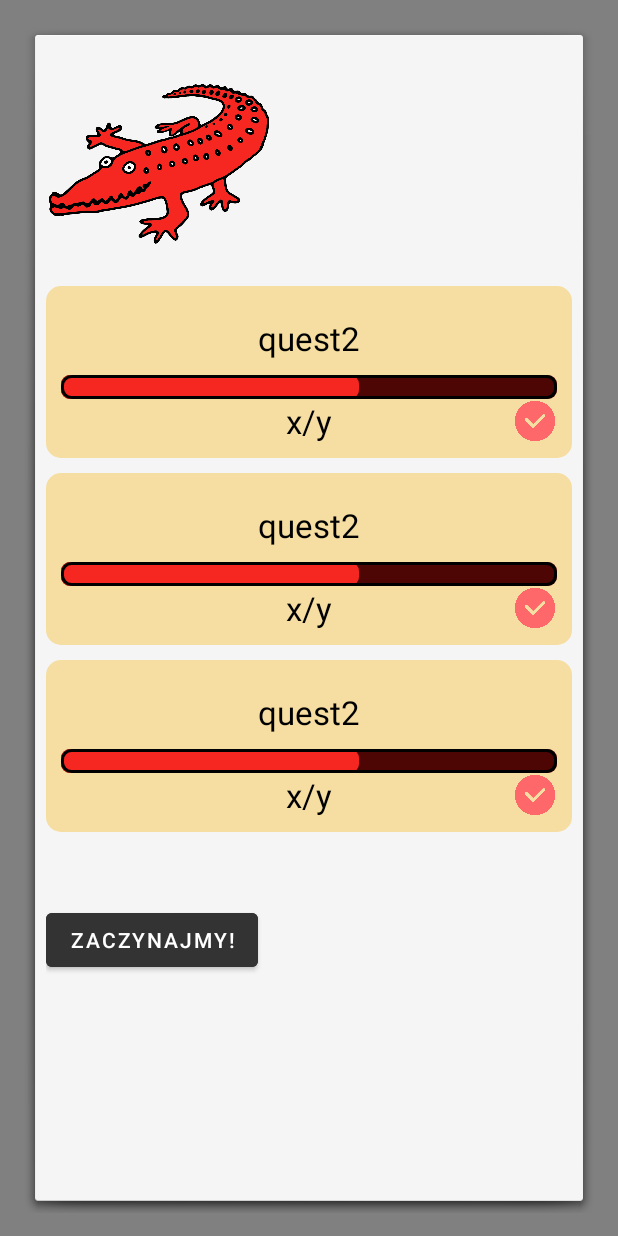
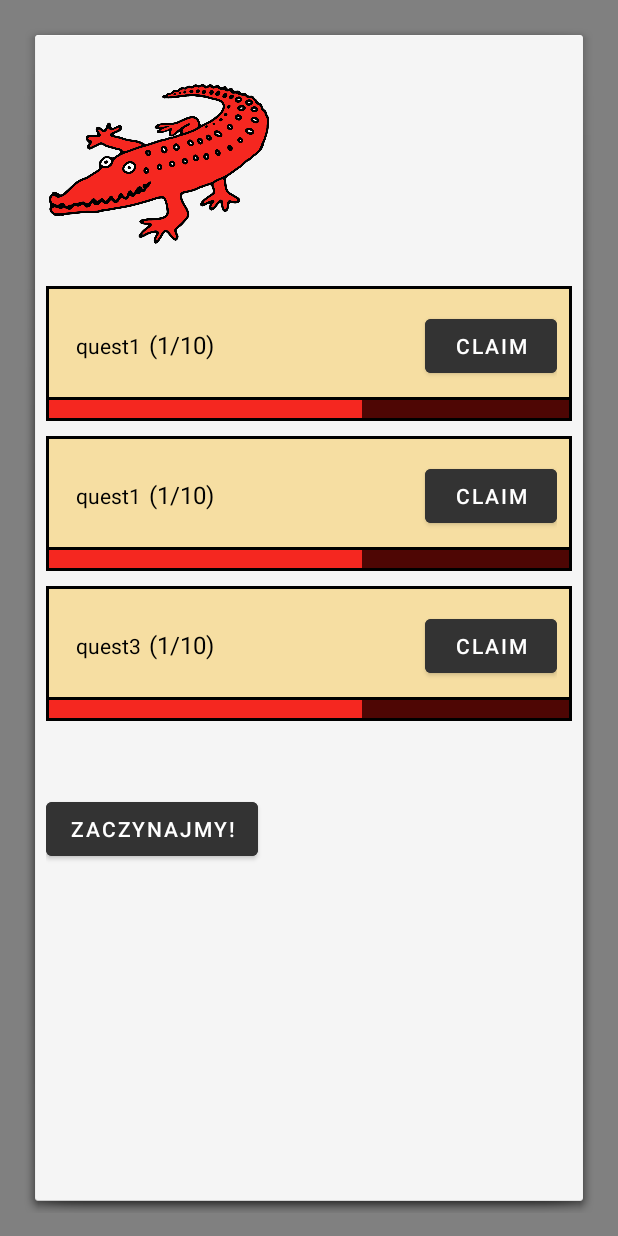
Before and after one commit to Blaz1q/crocodingo, an Android app: the layout popup_quest.xml on its own in the app's theme, with its tools: preview values and no code run, on a phone screen of 412 x 824 dp. Run offline under Robolectric (Android 15) with nearby library versions, the phone set to English and light mode, and no system bars; network calls fail.

Commit message:
Poprawiono Questy, Poprawiono Język, Poprawiono Czapki, Dodano Wyjście, Zmieniono na wersje 1.2.2

```diff
--- a/app/src/main/res/drawable/custom_progressbar.xml
+++ b/app/src/main/res/drawable/custom_progressbar.xml
@@ -12,14 +12,12 @@ android:shape="rectangle">
     <item android:id="@android:id/progress">
         <scale android:scaleWidth="100%">
             <shape>
-                <corners android:radius="6dp"></corners>
                 <solid android:color="@color/ckred" ></solid>
             </shape>
         </scale>
     </item>
     <item>
         <shape>
-            <corners android:radius="6dp"></corners>
         <stroke
             android:width="2dp"
             android:color="@android:color/black" />
--- a/app/src/main/res/drawable/custom_quest_bg.xml
+++ b/app/src/main/res/drawable/custom_quest_bg.xml
@@ -1,6 +1,8 @@
 <?xml version="1.0" encoding="utf-8"?>
 <shape xmlns:android="http://schemas.android.com/apk/res/android"
     android:shape="rectangle">
-    <corners android:radius="10dp"></corners>
     <solid android:color="@color/ckbez"></solid>
+    <stroke
+        android:width="2dp"
+        android:color="@android:color/black" />
 </shape>
--- a/app/src/main/res/layout/popup_quest.xml
+++ b/app/src/main/res/layout/popup_quest.xml
@@ -33,78 +33,129 @@
             android:layout_below="@id/imageView3"
             android:background="@drawable/custom_quest_bg"
             >
-
                 <RelativeLayout
-                android:layout_width="wrap_content"
+                    android:layout_width="match_parent"
                     android:layout_height="wrap_content"
+                    android:id="@+id/container1"
                     android:padding="10dp"
                     >
-
                 <TextView
                     android:id="@+id/quest1"
                     android:layout_width="wrap_content"
                     android:layout_height="wrap_content"
-                    android:layout_centerHorizontal="true"
                     android:layout_marginTop="10dp"
-                    android:text="quest2"
+                    android:padding="10dp"
+                    android:paddingEnd="5dp"
+                    android:text="quest1"
+                    android:textColor="@color/black"
+                    android:textSize="14dp" />
+                <ImageView
+                    android:id="@+id/questcomplete1"
+                    android:layout_width="wrap_content"
+                    android:layout_height="wrap_content"
+                    android:layout_alignBottom="@+id/claim1"
+                    android:scaleType="fitEnd"
+                    android:src="@drawable/done"
+                    android:visibility="gone"
+                    />
+
+                <TextView
+                    android:id="@+id/questcompletion1"
+                    android:layout_width="wrap_content"
+                    android:layout_height="wrap_content"
+                    android:layout_toRightOf="@id/quest1"
+                    android:text="(1/10)"
+                    android:layout_alignBaseline="@id/quest1"
                     android:textAlignment="center"
                     android:textColor="@color/black"
-                    android:textSize="22dp" />
-
-                <TextView
-                    android:id="@+id/quest1value"
+                    android:textSize="16dp" />
+                <Button
+                    android:id="@+id/claim1"
                     android:layout_width="wrap_content"
                     android:layout_height="wrap_content"
-                    android:layout_below="@id/DailyQuest1"
-                    android:layout_toLeftOf="@id/slashquest1"
-                    android:text="x"
-                    android:textAlignment="center"
-                    android:textColor="@color/black"
-                    android:textSize="22dp" />
+                    android:backgroundTint="@color/gray_active"
+                    android:layout_alignBaseline="@id/quest1"
+                    android:text="claim"
+                    android:layout_alignParentRight="true"
+                    />
 
-                <TextView
-                    android:id="@+id/questvalue1max"
-                    android:layout_width="wrap_content"
-                    android:layout_height="wrap_content"
-                    android:layout_below="@id/DailyQuest1"
-                    android:layout_toRightOf="@id/slashquest1"
-                    android:text="y"
-                    android:textAlignment="center"
-                    android:textColor="@color/black"
-                    android:textSize="22dp" />
-
-                <TextView
-                    android:id="@+id/slashquest1"
-                    android:layout_width="wrap_content"
-                    android:layout_height="wrap_content"
-                    android:layout_below="@id/DailyQuest1"
-                    android:layout_centerInParent="true"
-                    android:text="/"
-                    android:textAlignment="center"
-                    android:textColor="@color/black"
-                    android:textSize="22dp" />
+                </RelativeLayout>
                 <ProgressBar
                     android:id="@+id/DailyQuest1"
                     style="?android:attr/progressBarStyleHorizontal"
                     android:layout_width="match_parent"
                     android:layout_height="wrap_content"
-                    android:layout_below="@id/quest1"
-                    android:layout_marginTop="10dp"
                     android:max="10"
                     android:progress="6"
+                    android:layout_below="@id/container1"
                     android:progressDrawable="@drawable/custom_progressbar"
                     android:progressTint="@color/ckred" />
+            </RelativeLayout>
+        <RelativeLayout
+            android:layout_marginTop="10dp"
+            android:layout_width="match_parent"
+            android:layout_height="wrap_content"
+            android:orientation="horizontal"
+            android:background="@drawable/custom_quest_bg"
+            >
 
-                <ImageView
-                    android:id="@+id/questcomplete1"
+            <RelativeLayout
+                android:layout_width="match_parent"
+                android:layout_height="wrap_content"
+                android:id="@+id/container2"
+                android:padding="10dp"
+                >
+                <TextView
+                    android:id="@+id/quest2"
                     android:layout_width="wrap_content"
                     android:layout_height="wrap_content"
-                    android:layout_below="@id/DailyQuest1"
-                    android:layout_alignBottom="@+id/questvalue1max"
-                    android:layout_toRightOf="@id/slashquest1"
+                    android:layout_marginTop="10dp"
+                    android:padding="10dp"
+                    android:paddingEnd="5dp"
+                    android:text="quest1"
+                    android:textColor="@color/black"
+                    android:textSize="14dp" />
+                <ImageView
+                    android:id="@+id/questcomplete2"
+                    android:layout_width="wrap_content"
+                    android:layout_height="wrap_content"
+                    android:layout_alignBottom="@+id/claim2"
                     android:scaleType="fitEnd"
-                    android:src="@drawable/done" />
+                    android:src="@drawable/done"
+                    android:visibility="gone"
+                    />
+
+                <TextView
+                    android:id="@+id/questcompletion2"
+                    android:layout_width="wrap_content"
+                    android:layout_height="wrap_content"
+                    android:layout_toRightOf="@id/quest2"
+                    android:text="(1/10)"
+                    android:layout_alignBaseline="@id/quest2"
+                    android:textAlignment="center"
+                    android:textColor="@color/black"
+                    android:textSize="16dp" />
+                <Button
+                    android:id="@+id/claim2"
+                    android:layout_width="wrap_content"
+                    android:layout_height="wrap_content"
+                    android:backgroundTint="@color/gray_active"
+                    android:layout_alignBaseline="@id/quest2"
+                    android:layout_alignParentRight="true"
+                    android:text="claim" />
+                />
+
             </RelativeLayout>
+            <ProgressBar
+                android:id="@+id/DailyQuest2"
+                style="?android:attr/progressBarStyleHorizontal"
+                android:layout_width="match_parent"
+                android:layout_height="wrap_content"
+                android:max="10"
+                android:progress="6"
+                android:layout_below="@id/container2"
+                android:progressDrawable="@drawable/custom_progressbar"
+                android:progressTint="@color/ckred" />
         </RelativeLayout>
         <RelativeLayout
             android:layout_marginTop="10dp"
@@ -116,166 +167,68 @@
             >
 
             <RelativeLayout
-                android:layout_width="wrap_content"
+                android:layout_width="match_parent"
                 android:layout_height="wrap_content"
+                android:id="@+id/container3"
                 android:padding="10dp"
                 >
-
-                <TextView
-                    android:id="@+id/quest2"
-                    android:layout_width="wrap_content"
-                    android:layout_height="wrap_content"
-                    android:layout_centerHorizontal="true"
-                    android:layout_marginTop="10dp"
-                    android:text="quest2"
-                    android:textAlignment="center"
-                    android:textColor="@color/black"
-                    android:textSize="22dp" />
-
-                <TextView
-                    android:id="@+id/quest2value"
-                    android:layout_width="wrap_content"
-                    android:layout_height="wrap_content"
-                    android:layout_below="@id/DailyQuest2"
-                    android:layout_toLeftOf="@id/slashquest2"
-                    android:text="x"
-                    android:textAlignment="center"
-                    android:textColor="@color/black"
-                    android:textSize="22dp" />
-
-                <TextView
-                    android:id="@+id/questvalue2max"
-                    android:layout_width="wrap_content"
-                    android:layout_height="wrap_content"
-                    android:layout_below="@id/DailyQuest2"
-                    android:layout_toRightOf="@id/slashquest2"
-                    android:text="y"
-                    android:textAlignment="center"
-                    android:textColor="@color/black"
-                    android:textSize="22dp" />
-
-                <TextView
-                    android:id="@+id/slashquest2"
-                    android:layout_width="wrap_content"
-                    android:layout_height="wrap_content"
-                    android:layout_below="@id/DailyQuest2"
-                    android:layout_centerInParent="true"
-                    android:text="/"
-                    android:textAlignment="center"
-                    android:textColor="@color/black"
-                    android:textSize="22dp" />
-                <ProgressBar
-                    android:id="@+id/DailyQuest2"
-                    style="?android:attr/progressBarStyleHorizontal"
-                    android:layout_width="match_parent"
-                    android:layout_height="wrap_content"
-                    android:layout_below="@id/quest2"
-                    android:layout_marginTop="10dp"
-                    android:max="10"
-                    android:progress="6"
-                    android:progressDrawable="@drawable/custom_progressbar"
-                    android:progressTint="@color/ckred" />
-
-                <ImageView
-                    android:id="@+id/questcomplete2"
-                    android:layout_width="wrap_content"
-                    android:layout_height="wrap_content"
-                    android:layout_below="@id/DailyQuest2"
-                    android:layout_alignBottom="@+id/questvalue2max"
-                    android:layout_toRightOf="@id/slashquest2"
-                    android:scaleType="fitEnd"
-                    android:src="@drawable/done" />
-            </RelativeLayout>
-
-        </RelativeLayout>
-        <RelativeLayout
-            android:layout_marginTop="10dp"
-            android:layout_width="match_parent"
-            android:layout_height="wrap_content"
-            android:orientation="horizontal"
-            android:layout_below="@id/imageView3"
-            android:background="@drawable/custom_quest_bg"
-            >
-
-            <RelativeLayout
-                android:layout_width="wrap_content"
-                android:layout_height="wrap_content"
-                android:padding="10dp"
-                >
-
                 <TextView
                     android:id="@+id/quest3"
                     android:layout_width="wrap_content"
                     android:layout_height="wrap_content"
-                    android:layout_centerHorizontal="true"
                     android:layout_marginTop="10dp"
-                    android:text="quest2"
+                    android:padding="10dp"
+                    android:paddingEnd="5dp"
+                    android:text="quest3"
+                    android:textColor="@color/black"
+                    android:textSize="14dp" />
+                <ImageView
+                    android:id="@+id/questcomplete3"
+                    android:layout_width="wrap_content"
+                    android:layout_height="wrap_content"
+                    android:layout_alignBottom="@+id/claim3"
+                    android:scaleType="fitEnd"
+                    android:src="@drawable/done"
+                    android:visibility="gone"
+                    />
+
+                <TextView
+                    android:id="@+id/questcompletion3"
+                    android:layout_width="wrap_content"
+                    android:layout_height="wrap_content"
+                    android:layout_toRightOf="@id/quest3"
+                    android:text="(1/10)"
+                    android:layout_alignBaseline="@id/quest3"
                     android:textAlignment="center"
                     android:textColor="@color/black"
-                    android:textSize="22dp" />
-
-                <TextView
-                    android:id="@+id/quest3value"
+                    android:textSize="16dp" />
+                <Button
+                    android:id="@+id/claim3"
                     android:layout_width="wrap_content"
                     android:layout_height="wrap_content"
-                    android:layout_below="@id/DailyQuest3"
-                    android:layout_toLeftOf="@id/slashquest3"
-                    android:text="x"
-                    android:textAlignment="center"
-                    android:textColor="@color/black"
-                    android:textSize="22dp" />
+                    android:backgroundTint="@color/gray_active"
+                    android:layout_alignParentRight="true"
+                    android:layout_alignBaseline="@id/quest3"
+                    android:text="claim" />
+                />
 
-                <TextView
-                    android:id="@+id/questvalue3max"
-                    android:layout_width="wrap_content"
-                    android:layout_height="wrap_content"
-                    android:layout_below="@id/DailyQuest3"
-                    android:layout_toRightOf="@id/slashquest3"
-                    android:text="y"
-                    android:textAlignment="center"
-                    android:textColor="@color/black"
-                    android:textSize="22dp" />
-
-                <TextView
-                    android:id="@+id/slashquest3"
-                    android:layout_width="wrap_content"
-                    android:layout_height="wrap_content"
-                    android:layout_below="@id/DailyQuest3"
-                    android:layout_centerInParent="true"
-                    android:text="/"
-                    android:textAlignment="center"
-                    android:textColor="@color/black"
-                    android:textSize="22dp" />
+            </RelativeLayout>
             <ProgressBar
                 android:id="@+id/DailyQuest3"
                 style="?android:attr/progressBarStyleHorizontal"
                 android:layout_width="match_parent"
                 android:layout_height="wrap_content"
-                    android:layout_below="@id/quest3"
-                    android:layout_marginTop="10dp"
                 android:max="10"
                 android:progress="6"
+                android:layout_below="@id/container3"
                 android:progressDrawable="@drawable/custom_progressbar"
                 android:progressTint="@color/ckred" />
-
-                <ImageView
-                    android:id="@+id/questcomplete3"
-                    android:layout_width="wrap_content"
-                    android:layout_height="wrap_content"
-                    android:layout_below="@id/DailyQuest3"
-                    android:layout_alignBottom="@+id/questvalue3max"
-                    android:layout_toRightOf="@id/slashquest3"
-                    android:scaleType="fitEnd"
-                    android:src="@drawable/done" />
-            </RelativeLayout>
-
         </RelativeLayout>
 
         <Button
             android:id="@+id/welcome_button_testy"
             android:layout_width="wrap_content"
             android:layout_height="wrap_content"
-            android:layout_below="@id/slashquest3"
             android:layout_marginTop="48dp"
             android:backgroundTint="#333333"
             android:onClick="Zamknij_Popup"
--- a/app/src/main/res/layout/select_tests.xml
+++ b/app/src/main/res/layout/select_tests.xml
@@ -74,7 +74,9 @@
                 android:backgroundTint="@android:color/transparent"
                 android:scaleType="centerCrop"
                 android:src="@drawable/ckbudowa"
-                android:visibility="visible" />
+                android:visibility="visible"
+                android:onClick="Zmien_widoki"
+                />
 
             <ImageButton
                 android:id="@+id/testychallenge"
--- a/app/src/main/res/layout/settings.xml
+++ b/app/src/main/res/layout/settings.xml
@@ -72,7 +72,7 @@
         android:layout_marginTop="20dp"
         android:layout_marginEnd="20dp"
         android:layout_marginBottom="20dp"
-        android:text="Dźwięk i wibracje"
+        android:text="@string/sounds_and_vibrations"
         android:textColor="#494949"
         android:textSize="20sp" />
 
@@ -167,7 +167,7 @@
         android:layout_marginTop="20dp"
         android:layout_marginEnd="20dp"
         android:layout_marginBottom="20dp"
-        android:text="Język"
+        android:text="@string/language"
         android:textColor="#494949"
         android:textSize="20sp" />
 
--- a/app/src/main/res/values/strings.xml
+++ b/app/src/main/res/values/strings.xml
@@ -6,7 +6,7 @@
     <string name="ustawienia" translatable="false">ustawienia</string>
     <string name="google_storage_bucket" translatable="false">czerwone-krokodyle.appspot.com</string>
     <string name="project_id" translatable="false">czerwone-krokodyle</string>
-    <string name="version" translatable="false">DEVELOPMENT 1.2.0</string>
+    <string name="version" translatable="false">DEVELOPMENT 1.2.2</string>
     <string name="Credits">Realizacja</string>
     <string name="wroc_do_startu">Wróć do startu</string>
     <string name="special_thanks">Specjalne\npodziękowania:</string>
@@ -29,5 +29,7 @@
     <string name="Angielski">Angielski (BETA)</string>
     <string name="Hiszpanski">Hiszpański (Brak implementacji!)</string>
     <string name="pytanie">Pytanie</string>
+    <string name="language">Język</string>
+    <string name="sounds_and_vibrations">Dźwięk i wibracje</string>
 
 </resources>
```
Also changed, not shown: app/src/main/assets/questy.json (+10 -5 lines), app/src/main/java/czerwone/krokodyle/czerwone_krokodyle/Czapka.java (+14 -11 lines), app/src/main/java/czerwone/krokodyle/czerwone_krokodyle/Krokodyl.java (added, +8 -0 lines), app/src/main/java/czerwone/krokodyle/czerwone_krokodyle/MainActivity.java (+46 -21 lines), app/src/main/java/czerwone/krokodyle/czerwone_krokodyle/Quests.java (+11 -2 lines), app/src/main/res/layout/main_page.xml (+13 -1 lines), app/src/main/res/drawable/basicczapa_1.png (renamed from app/src/main/res/drawable/basiczapa_1.png), app/src/main/res/drawable/exit.png (added), 2 other files. Lines whose indentation alone changed are shown as unchanged.
